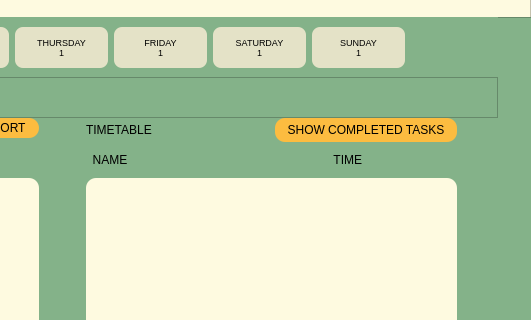
This is home_week.ui in The-name-FPGN-is-already-taken/NoteMe as Qt 5 draws it before an edit; both pictures show x 493 to 1024 and y 83 to 403 of the 1024 by 640 pixel window. The edited form follows.
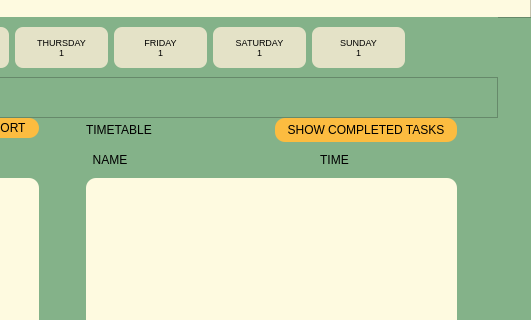
This is the edited form. Icons and pictures are not drawn.

Diff of the .ui file:
```diff
--- a/home_week.ui
+++ b/home_week.ui
@@ -616,7 +616,7 @@
              <string notr="true">background: #84B289;</string>
             </property>
             <property name="text">
-             <string>  NAME                                                              TIME</string>
+             <string>  NAME                                                          TIME</string>
             </property>
            </widget>
           </item>
@@ -1014,7 +1014,7 @@
    </property>
    <layout class="QHBoxLayout" name="horizontalLayout"/>
   </widget>
-  <widget class="QWidget" name="">
+  <widget class="QWidget" name="layoutWidget">
    <property name="geometry">
     <rect>
      <x>0</x>
```
Left out of the diff: 2 changed lines with no effect on the pictures.
